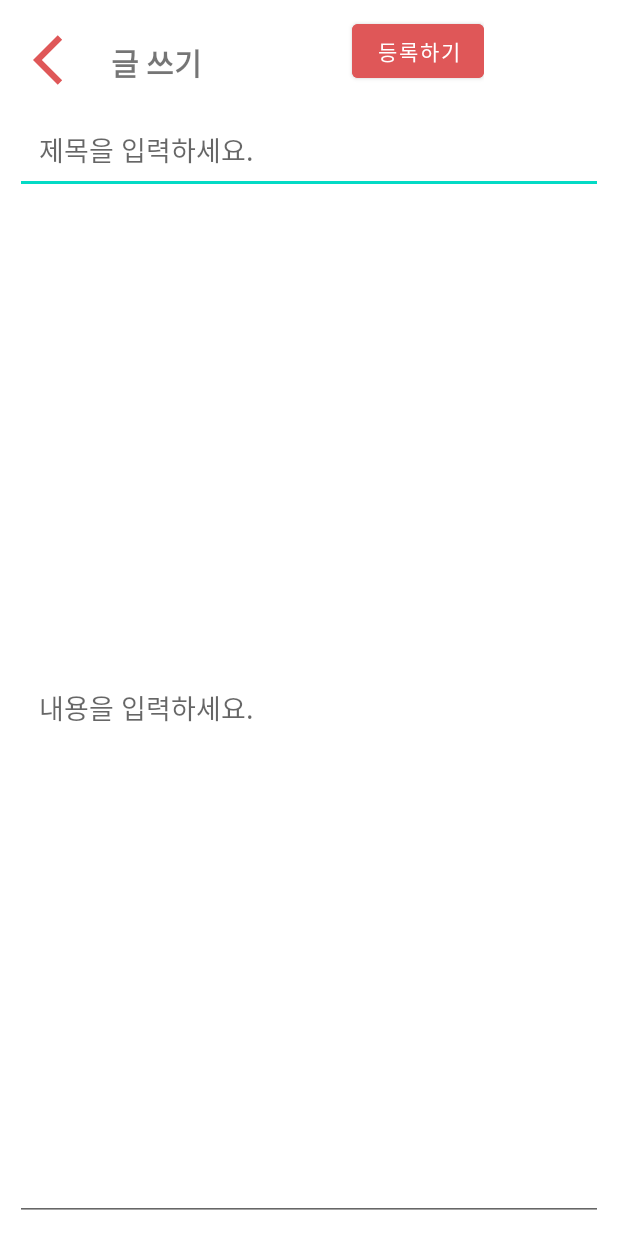
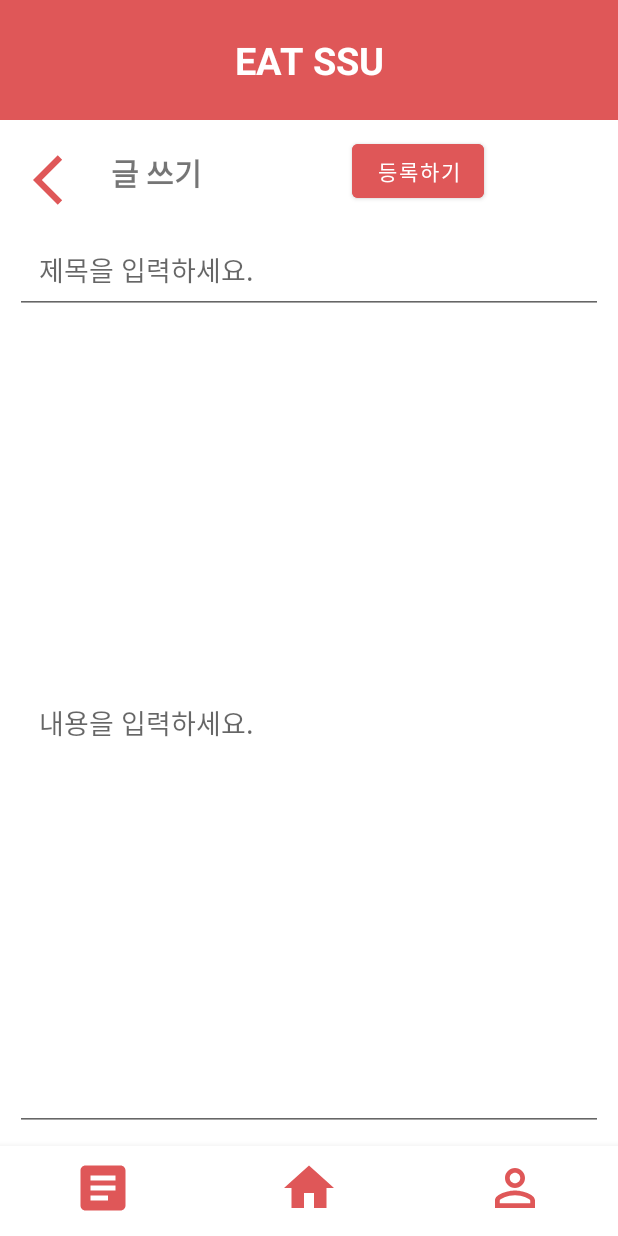
Before and after one commit to EAT-SSU/EAT-SSU, an Android app: the fragment BoardFragment placed in its activity, after a tap on "글 쓰기", on a phone screen of 412 x 824 dp. Run offline under Robolectric (Android 15) with nearby library versions, the phone set to English and light mode, and no system bars; our stand-ins replace Firebase (no records; nobody signed in at launch, a user with empty details on screens opened directly).

Commit message:
fix: 게시글 작성 화면을 activity에서 fragment로 변경 #15

```diff
--- a/app/src/main/java/com/example/eatssu/BoardFragment.java
+++ b/app/src/main/java/com/example/eatssu/BoardFragment.java
@@ -1,24 +1,24 @@
 package com.example.eatssu;
 
-import android.content.Intent;
 import android.os.Bundle;
 
 import androidx.annotation.NonNull;
 import androidx.annotation.Nullable;
 import androidx.fragment.app.Fragment;
+import androidx.fragment.app.FragmentResultListener;
+import androidx.fragment.app.FragmentTransaction;
 import androidx.recyclerview.widget.LinearLayoutManager;
 import androidx.recyclerview.widget.RecyclerView;
-import androidx.viewbinding.ViewBinding;
 
 import android.util.Log;
 import android.view.LayoutInflater;
 import android.view.View;
 import android.view.ViewGroup;
 import android.view.WindowManager;
-import android.widget.ArrayAdapter;
 import android.widget.Button;
+import android.widget.TextView;
+import android.widget.Toast;
 
-import com.example.eatssu.databinding.FragmentBoardBinding;
 import com.google.firebase.database.DataSnapshot;
 import com.google.firebase.database.DatabaseError;
 import com.google.firebase.database.DatabaseReference;
@@ -27,31 +27,94 @@
 
 import java.util.ArrayList;
 
+/**
+ * A simple {@link Fragment} subclass.
+ * Use the {@link BoardFragment#newInstance} factory method to
+ * create an instance of this fragment.
+ */
 public class BoardFragment extends Fragment {
-    //private viewBinding binding;
-    //Button goWriteButton;
+
+    // TODO: Rename parameter arguments, choose names that match
+    // the fragment initialization parameters, e.g. ARG_ITEM_NUMBER
+    private static final String ARG_PARAM1 = "param1";
+    private static final String ARG_PARAM2 = "param2";
+
+    // TODO: Rename and change types of parameters
+    private String mParam1;
+    private String mParam2;
+
+    //private TextView textView;
+
     private RecyclerView recyclerView;
     private RecyclerView.Adapter adapter;
     private RecyclerView.LayoutManager layoutManager;
     private ArrayList<Board> arrayList = new ArrayList<>();
-    private FirebaseDatabase database;
-    private DatabaseReference databaseReference;
 
-    @Nullable
+
+    public BoardFragment() {}
+
+    public static BoardFragment newInstance(String param1, String param2) {
+        BoardFragment fragment = new BoardFragment();
+        Bundle args = new Bundle();
+        args.putString(ARG_PARAM1, param1);
+        args.putString(ARG_PARAM2, param2);
+        fragment.setArguments(args); //프레그먼트에다가 외부에서 데이터를 건넴
+        return fragment;
+    }
+
     @Override
-    public View onCreateView(@NonNull LayoutInflater inflater, @Nullable ViewGroup container, @Nullable Bundle savedInstanceState) {
+    public void onCreate(Bundle savedInstanceState) {
+        super.onCreate(savedInstanceState);
+        if (getArguments() != null) {
+            mParam1 = getArguments().getString(ARG_PARAM1);
+            mParam2 = getArguments().getString(ARG_PARAM2);
+        }
+
+        getParentFragmentManager().setFragmentResultListener("requestKey", this, new FragmentResultListener() {
+            @Override
+            public void onFragmentResult(@NonNull String requestKey, @NonNull Bundle result) {
+                // We use a String here, but any type that can be put in a Bundle is supported
+                String resultString = result.getString("bundleKey");
+                // Do something with the result...
+                //textView.setText(resultString);
+            }
+        });
+    }
+
+    @Override
+    public View onCreateView(LayoutInflater inflater, ViewGroup container,
+                             Bundle savedInstanceState) {
+        // Inflate the layout for this fragment
+
         View view = inflater.inflate(R.layout.fragment_board, container, false);
 
-        //binding = DataBindingUtil.inflate(inflater,R.layout.fragment_board,container,false);
-        //View root = binding.getRoot();
+        initData(view);
 
+        return view;
+    }
 
+    @Override
+    public void onViewCreated(@NonNull View view, @Nullable Bundle savedInstanceState) {
+        super.onViewCreated(view, savedInstanceState);
+
+        //글쓰러 가자
+        Button goWritebutton = view.findViewById(R.id.btn_goWrite);
+        goWritebutton.setOnClickListener(new View.OnClickListener() {
+            @Override
+            public void onClick(View v) {
+                Log.d("Log", "Clicked");
+                getParentFragmentManager().beginTransaction().add(R.id.main_container_fragment, WriteBoardFragment.newInstance("param1", "param2")).addToBackStack(null).commit();
+            }
+        });
+    }
+
+    public void initData(View view){
         recyclerView=view.findViewById(R.id.RV);
         recyclerView.setHasFixedSize(true); //리사이클러뷰 기존 성능 강화
         arrayList = new ArrayList<>();
 
-        database = FirebaseDatabase.getInstance();
-        databaseReference = database.getReference("Board");//DB 테이블 연결
+        FirebaseDatabase database = FirebaseDatabase.getInstance();
+        DatabaseReference databaseReference = database.getReference("Board");//DB 테이블 연결
         databaseReference.addListenerForSingleValueEvent(new ValueEventListener() {
             @Override
             public void onDataChange(@NonNull DataSnapshot dataSnapshot) {
@@ -73,25 +136,11 @@
             }
         });
         arrayList = Board.createContactsList(7);
-
         adapter = new CustomAdapter(arrayList, getActivity());
         recyclerView.setAdapter(adapter);
         recyclerView.setLayoutManager(new LinearLayoutManager(getActivity()));
 
-        Button goWriteButton = (Button) view.findViewById(R.id.btn_goWrite);
+        getActivity().getWindow().addFlags(WindowManager.LayoutParams.FLAG_KEEP_SCREEN_ON);
 
-        goWriteButton.setOnClickListener(new View.OnClickListener() {
-            @Override
-            public void onClick(View v) {
-                Intent intent = new Intent(getActivity(),WriteBoardActivity.class);
-                startActivity(intent);
-            }
-        });
-
-        //getActivity().getWindow().addFlags(WindowManager.LayoutParams.FLAG_KEEP_SCREEN_ON);
-
-        return view;
     }
-
-//    final ArrayAdapter adapter = new ArrayAdapter(this,R.layout.content,R.id.tv_title);
 }
--- /dev/null
+++ b/app/src/main/java/com/example/eatssu/WriteBoardFragment.java
@@ -0,0 +1,98 @@
+package com.example.eatssu;
+
+import android.os.Bundle;
+
+import androidx.annotation.NonNull;
+import androidx.annotation.Nullable;
+import androidx.fragment.app.Fragment;
+
+import android.view.LayoutInflater;
+import android.view.View;
+import android.view.ViewGroup;
+import android.widget.Button;
+
+/**
+ * A simple {@link Fragment} subclass.
+ * Use the {@link WriteBoardFragment#newInstance} factory method to
+ * create an instance of this fragment.
+ */
+public class WriteBoardFragment extends Fragment {
+
+    // TODO: Rename parameter arguments, choose names that match
+    // the fragment initialization parameters, e.g. ARG_ITEM_NUMBER
+    private static final String ARG_PARAM1 = "param1";
+    private static final String ARG_PARAM2 = "param2";
+
+    // TODO: Rename and change types of parameters
+    private String mParam1;
+    private String mParam2;
+
+    public WriteBoardFragment() {
+        // Required empty public constructor
+    }
+
+    /**
+     * Use this factory method to create a new instance of
+     * this fragment using the provided parameters.
+     *
+     * @param param1 Parameter 1.
+     * @param param2 Parameter 2.
+     * @return A new instance of fragment WriteBoardFragment.
+     */
+    // TODO: Rename and change types and number of parameters
+    public static WriteBoardFragment newInstance(String param1, String param2) {
+        WriteBoardFragment fragment = new WriteBoardFragment();
+        Bundle args = new Bundle();
+        args.putString(ARG_PARAM1, param1);
+        args.putString(ARG_PARAM2, param2);
+        fragment.setArguments(args);
+        return fragment;
+    }
+
+    @Override
+    public void onCreate(Bundle savedInstanceState) {
+        super.onCreate(savedInstanceState);
+        if (getArguments() != null) {
+            mParam1 = getArguments().getString(ARG_PARAM1);
+            mParam2 = getArguments().getString(ARG_PARAM2);
+        }
+    }
+
+    @Override
+    public View onCreateView(LayoutInflater inflater, ViewGroup container,
+                             Bundle savedInstanceState) {
+        // Inflate the layout for this fragment
+        return inflater.inflate(R.layout.fragment_write_board, container, false);
+    }
+
+
+    @Override
+    public void onViewCreated(@NonNull View view, @Nullable Bundle savedInstanceState) {
+        super.onViewCreated(view, savedInstanceState);
+
+        Button uploadButton = view.findViewById(R.id.btn_uploadBoard);
+        uploadButton.setOnClickListener(new View.OnClickListener() {
+            @Override
+            public void onClick(View v) {
+                Bundle result = new Bundle();
+                result.putString("bundleKey", "from the 2nd fragment");
+                getParentFragmentManager().setFragmentResult("requestKey", result);
+
+                getParentFragmentManager().beginTransaction().remove(WriteBoardFragment.this).commit();
+            }
+        });
+
+/*
+        Button exitButton = view.findViewById(R.id.btn_back);
+        exitButton.setOnClickListener(new View.OnClickListener() {
+            @Override
+            public void onClick(View v) {
+                //Bundle result = new Bundle();
+                //result.putString("bundleKey", "from the 2nd fragment");
+                getParentFragmentManager().setFragmentResult("requestKey", result);
+
+                getParentFragmentManager().beginTransaction().remove(WriteBoardFragment.this).commit();
+            }
+        });*/
+    }
+}
--- /dev/null
+++ b/app/src/main/res/layout/fragment_write_board.xml
@@ -0,0 +1,57 @@
+<?xml version="1.0" encoding="utf-8"?>
+    <!-- TODO: Update blank fragment layout -->
+ <LinearLayout  xmlns:android="http://schemas.android.com/apk/res/android"
+        android:layout_width="match_parent"
+        android:layout_height="match_parent"
+        android:padding="10dp"
+        android:orientation="vertical"
+        android:background="#FFF">
+    <LinearLayout
+        android:layout_width="match_parent"
+        android:layout_height="wrap_content"
+        android:baselineAligned="true">
+
+            <ImageButton
+                android:id="@+id/btn_back"
+                android:layout_width="wrap_content"
+                android:layout_height="wrap_content"
+                android:src="@drawable/ic_baseline_arrow_back_ios_24"
+                android:backgroundTint="@android:color/transparent"/>
+
+            <TextView
+                android:layout_width="wrap_content"
+                android:layout_height="wrap_content"
+                android:textStyle="bold"
+                android:textSize="20dp"
+                android:text="글 쓰기"
+                android:layout_marginTop="10dp"/>
+            <Button
+                android:id="@+id/btn_uploadBoard"
+                android:layout_width="wrap_content"
+                android:layout_height="wrap_content"
+                android:layout_marginLeft="100dp"
+                android:text="등록하기"
+                android:layout_gravity="right"
+                android:textColor="#FFFFFF"
+                android:backgroundTint="@color/main"/>
+        </LinearLayout>
+
+        <EditText
+            android:id="@+id/et_title"
+            android:padding="16dp"
+            android:layout_width="match_parent"
+            android:layout_height="wrap_content"
+            android:hint="제목을 입력하세요." />
+
+
+        <EditText
+            android:id="@+id/et_content"
+            android:padding="16dp"
+            android:layout_width="match_parent"
+            android:layout_height="match_parent"
+            android:hint="내용을 입력하세요." />
+
+
+
+
+</LinearLayout>
```
